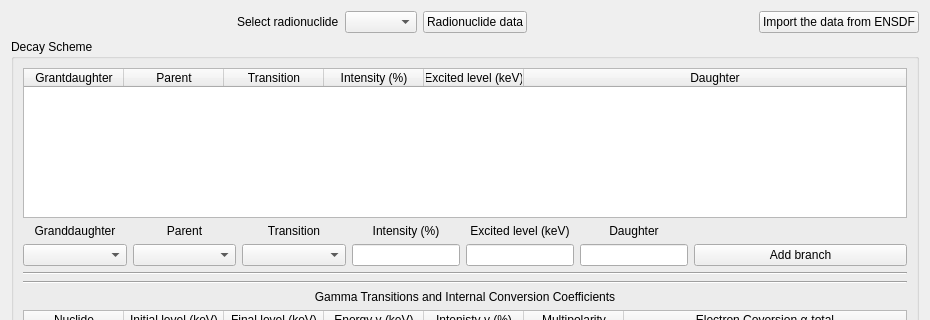
The window that UI/DEC/formdashboard.ui (ziemastz/DES_v2) describes before a commit, drawn with Qt 5; both pictures show x 0 to 930 and y 0 to 320 of the 930 by 511 pixel window.
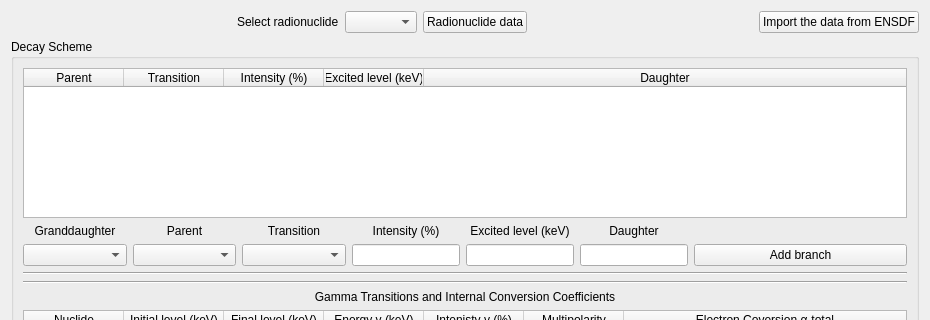
The same window after the commit.

```diff
--- a/UI/DEC/formdashboard.ui
+++ b/UI/DEC/formdashboard.ui
@@ -94,11 +94,6 @@
         <attribute name="horizontalHeaderStretchLastSection">
          <bool>true</bool>
         </attribute>
-        <column>
-         <property name="text">
-          <string>Grantdaughter</string>
-         </property>
-        </column>
         <column>
          <property name="text">
           <string>Parent</string>
```
